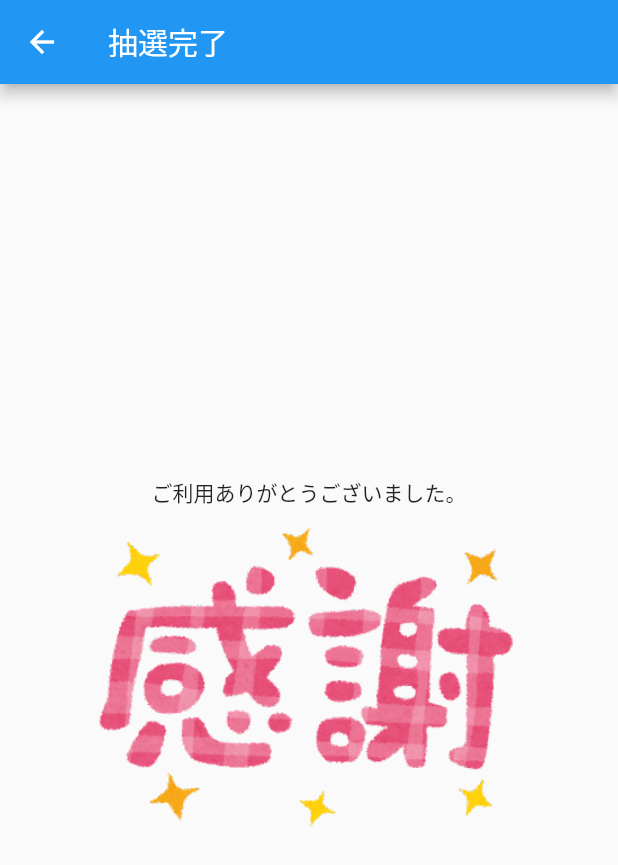
After one commit to yoshi-0628/chusen_kun, a Flutter app: the EndLottery screen opened by its route, on a phone screen of 412 x 824 dp. The commit adds this screen. Shown: the top 865 px of the screen. Run offline on Flutter 3.47's test engine with Material 2 defaults, Android fonts, the phone set to English and light mode, and no system bars; our stand-ins replace cloud_firestore, firebase_core, firebase_messaging, qr_flutter; missing offline and left inert: dart:ffi, qr_code_scanner; accounts and stored records are empty.

Commit message:
抽選完了

```diff
--- a/lib/main.dart
+++ b/lib/main.dart
@@ -1,3 +1,4 @@
+import 'package:chusen_kun/page/end_lottery.dart';
 import 'package:chusen_kun/page/join_result.dart';
 import 'package:chusen_kun/page/join_success.dart';
 import 'package:flutter/material.dart';
@@ -25,6 +26,7 @@ class MyApp extends StatelessWidget {
         '/join': (context) => JoinLottery(),
         '/joinSuccess': (context) => JoinSuccess(),
         '/joinResult': (context) => JoinResult(),
+        '/endLottery': (context) => EndLottery(),
       },
     );
   }
--- /dev/null
+++ b/lib/page/end_lottery.dart
@@ -0,0 +1,32 @@
+import 'package:flutter/material.dart';
+
+class EndLottery extends StatefulWidget {
+  const EndLottery({Key? key}) : super(key: key);
+
+  @override
+  State<EndLottery> createState() => _EndLottery();
+}
+
+class _EndLottery extends State<EndLottery> {
+
+  @override
+  Widget build(BuildContext context) {
+    return Scaffold(
+      appBar: AppBar(
+        title: const Text('抽選完了'),
+      ),
+      body: Center(
+        child: Column(
+          mainAxisAlignment: MainAxisAlignment.center,
+          children: <Widget>[
+            const Text('ご利用ありがとうございました。'),
+            SizedBox(
+              child: Image.asset('assets/text_kansya.png'),
+              width: 300,
+            ),
+          ],
+        ),
+      ),
+    );
+  }
+}
--- a/pubspec.yaml
+++ b/pubspec.yaml
@@ -29,3 +29,4 @@ flutter:
     - assets/shingou_machi.png
     - assets/pose_lose_boy.png
     - assets/pose_win_boy.png
+    - assets/text_kansya.png
```
Also changed, not shown: lib/firestore/lottery.dart (+43 -4 lines), lib/page/create_lottery.dart (+13 -11 lines), assets/text_kansya.png (added).
